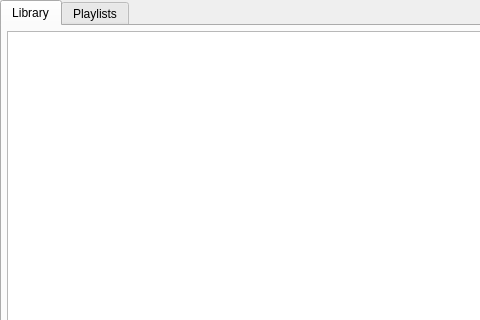
Before: the Qt Designer form client_app/ui/movieSelection.ui in Thaysen01/MyMedia-Capstone-2, drawn with Qt 5; both pictures show x 0 to 480 and y 0 to 320 of the 731 by 541 pixel window.
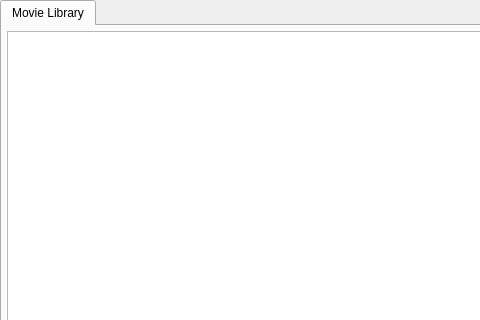
After: the same form once the commit is applied.

Diff of the .ui file:
```diff
--- a/client_app/ui/movieSelection.ui
+++ b/client_app/ui/movieSelection.ui
@@ -39,7 +39,7 @@
    </property>
    <widget class="QWidget" name="tab">
     <attribute name="title">
-     <string>Library</string>
+     <string>Movie Library</string>
     </attribute>
     <widget class="QTableWidget" name="movieTable">
      <property name="geometry">
@@ -82,11 +82,11 @@
      </attribute>
     </widget>
    </widget>
-   <widget class="QWidget" name="tab_2">
+   <!-- <widget class="QWidget" name="tab_2">
     <attribute name="title">
      <string>Playlists</string>
     </attribute>
-   </widget>
+   </widget> -->
   </widget>
  </widget>
  <resources/>
```
